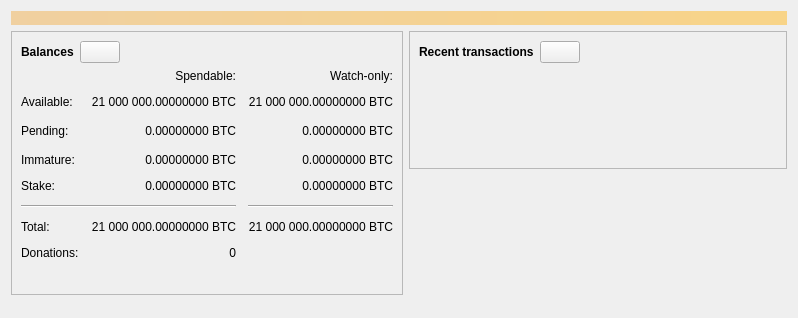
The window that src/qt/forms/overviewpage.ui (CoinBlack/blackcoin-more) describes before a commit, drawn with Qt 5.
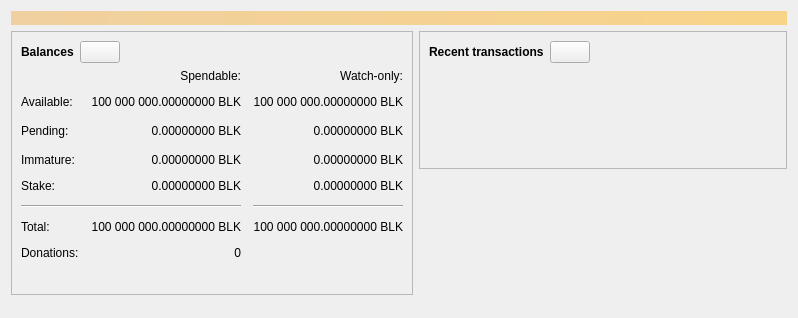
The same window after the commit. Icons and pictures are not drawn. Custom widgets are drawn as their Qt base class.

Patch:
```diff
--- a/src/qt/forms/overviewpage.ui
+++ b/src/qt/forms/overviewpage.ui
@@ -120,7 +120,7 @@
                <string>Unconfirmed transactions to watch-only addresses</string>
               </property>
               <property name="text">
-               <string notr="true">0.00000000 BTC</string>
+               <string notr="true">0.00000000 BLK</string>
               </property>
               <property name="alignment">
                <set>Qt::AlignRight|Qt::AlignTrailing|Qt::AlignVCenter</set>
@@ -139,7 +139,7 @@
                <string>Total of transactions that have yet to be confirmed, and do not yet count toward the spendable balance</string>
               </property>
               <property name="text">
-               <string notr="true">0.00000000 BTC</string>
+               <string notr="true">0.00000000 BLK</string>
               </property>
               <property name="alignment">
                <set>Qt::AlignRight|Qt::AlignTrailing|Qt::AlignVCenter</set>
@@ -158,7 +158,7 @@
                <string>Mined balance in watch-only addresses that has not yet matured</string>
               </property>
               <property name="text">
-               <string notr="true">0.00000000 BTC</string>
+               <string notr="true">0.00000000 BLK</string>
               </property>
               <property name="alignment">
                <set>Qt::AlignRight|Qt::AlignTrailing|Qt::AlignVCenter</set>
@@ -210,7 +210,7 @@
                <string>Mined balance that has not yet matured</string>
               </property>
               <property name="text">
-               <string notr="true">0.00000000 BTC</string>
+               <string notr="true">0.00000000 BLK</string>
               </property>
               <property name="alignment">
                <set>Qt::AlignRight|Qt::AlignTrailing|Qt::AlignVCenter</set>
@@ -249,7 +249,7 @@
                <string>Your current total balance</string>
               </property>
               <property name="text">
-               <string notr="true">21 000 000.00000000 BTC</string>
+               <string notr="true">100 000 000.00000000 BLK</string>
               </property>
               <property name="alignment">
                <set>Qt::AlignRight|Qt::AlignTrailing|Qt::AlignVCenter</set>
@@ -268,7 +268,7 @@
                <string>Current total balance in watch-only addresses</string>
               </property>
               <property name="text">
-               <string notr="true">21 000 000.00000000 BTC</string>
+               <string notr="true">100 000 000.00000000 BLK</string>
               </property>
               <property name="alignment">
                <set>Qt::AlignRight|Qt::AlignTrailing|Qt::AlignVCenter</set>
@@ -330,7 +330,7 @@
                <string>Your current spendable balance</string>
               </property>
               <property name="text">
-               <string notr="true">21 000 000.00000000 BTC</string>
+               <string notr="true">100 000 000.00000000 BLK</string>
               </property>
               <property name="alignment">
                <set>Qt::AlignRight|Qt::AlignTrailing|Qt::AlignVCenter</set>
@@ -349,7 +349,7 @@
                <string>Your current balance in watch-only addresses</string>
               </property>
               <property name="text">
-               <string notr="true">21 000 000.00000000 BTC</string>
+               <string notr="true">100 000 000.00000000 BLK</string>
               </property>
               <property name="alignment">
                <set>Qt::AlignRight|Qt::AlignTrailing|Qt::AlignVCenter</set>
@@ -392,7 +392,7 @@
                <string>Your current staking balance</string>
               </property>
               <property name="text">
-               <string notr="true">0.00000000 BTC</string>
+               <string notr="true">0.00000000 BLK</string>
               </property>
               <property name="alignment">
                <set>Qt::AlignRight|Qt::AlignTrailing|Qt::AlignVCenter</set>
@@ -411,7 +411,7 @@
                <string>Your current staking balance in watch-only addresses</string>
               </property>
               <property name="text">
-               <string notr="true">0.00000000 BTC</string>
+               <string notr="true">0.00000000 BLK</string>
               </property>
               <property name="alignment">
                <set>Qt::AlignRight|Qt::AlignTrailing|Qt::AlignVCenter</set>
```
Left out of the diff: 4 changed lines with no effect on the pictures.
